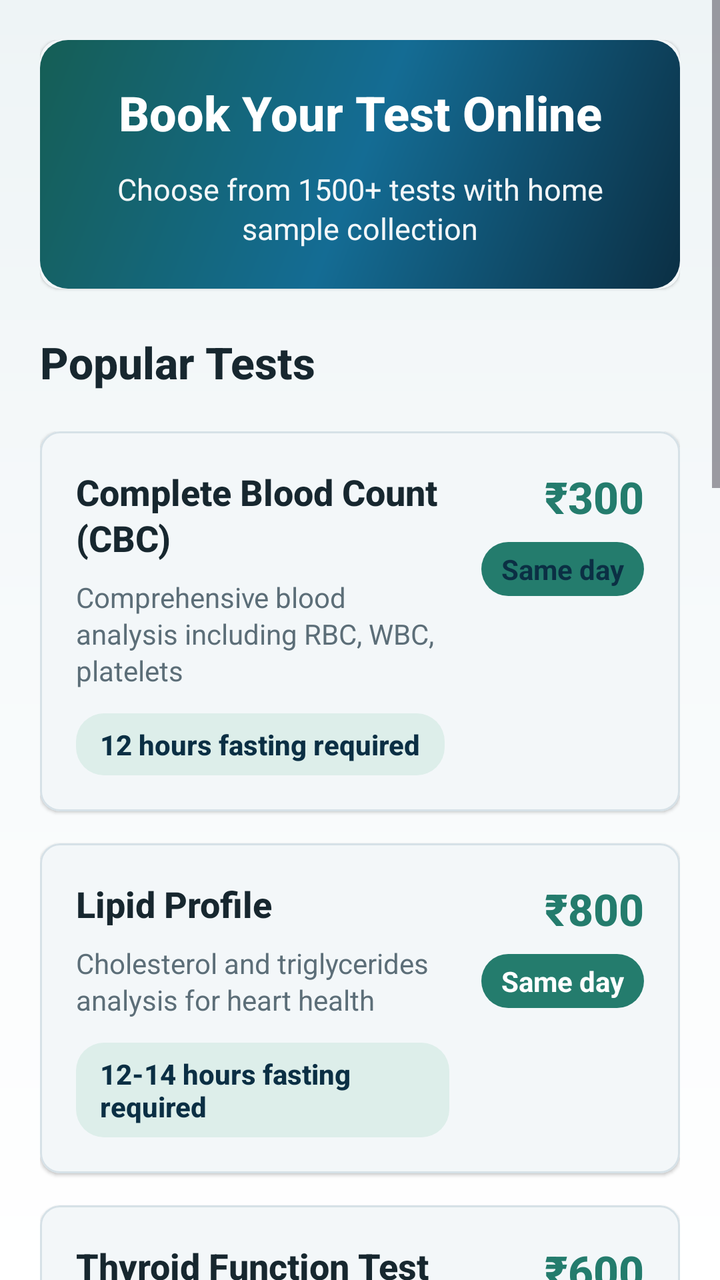
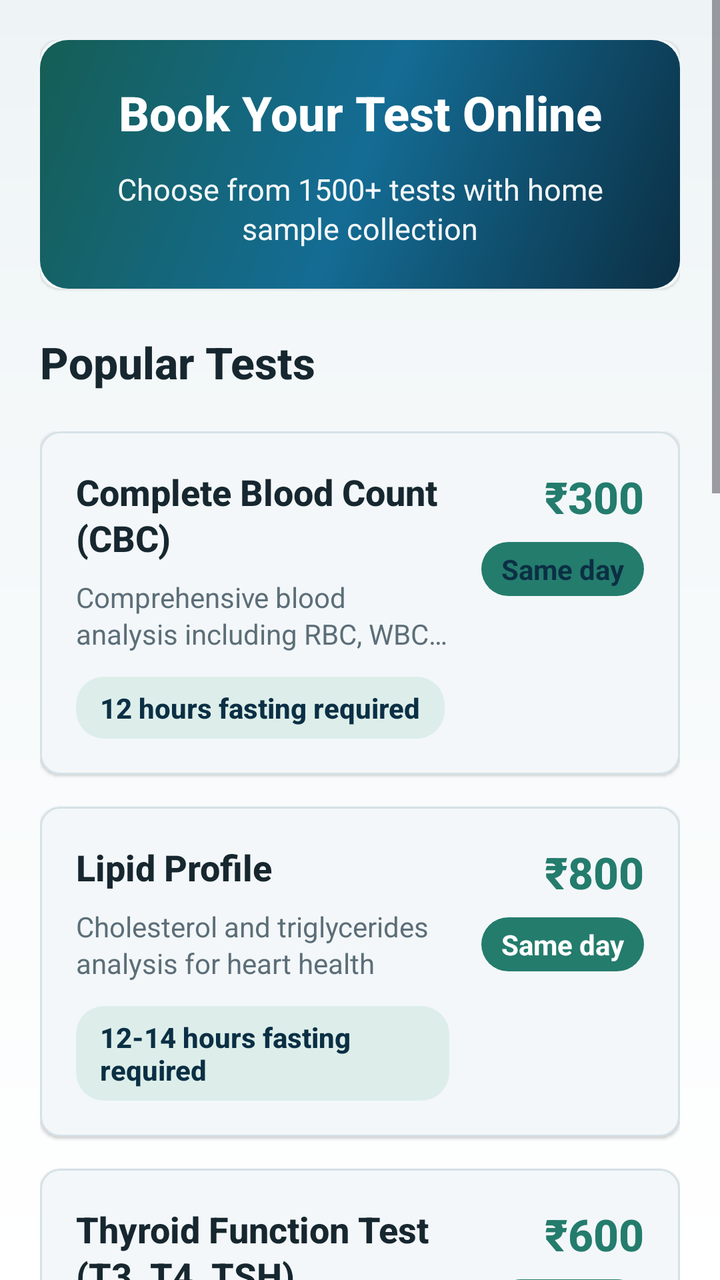

Screens rendered from an Android XML layout before and after an edit, with the pre-edit source and the edit as a unified diff.
<!-- AndroidManifest.xml: application theme Theme.AnubhavLifeCare -->
<!-- res/layout/fragment_gallery.xml -->
<?xml version="1.0" encoding="utf-8"?>
<ScrollView xmlns:android="http://schemas.android.com/apk/res/android"
    xmlns:app="http://schemas.android.com/apk/res-auto"
    xmlns:tools="http://schemas.android.com/tools"
    android:layout_width="match_parent"
    android:layout_height="match_parent"
    android:fillViewport="true"
    android:clipToPadding="false"
    android:background="@drawable/app_background"
    tools:context=".ui.gallery.GalleryFragment">

    <LinearLayout
        android:layout_width="match_parent"
        android:layout_height="wrap_content"
        android:orientation="vertical"
        android:paddingStart="20dp"
        android:paddingTop="20dp"
        android:paddingEnd="20dp"
        android:paddingBottom="112dp">

        
        <com.google.android.material.card.MaterialCardView
            android:layout_width="match_parent"
            android:layout_height="wrap_content"
            android:layout_marginBottom="22dp"
            app:cardCornerRadius="10dp"
            app:cardElevation="1dp"
            app:strokeWidth="0dp">

            <LinearLayout
                android:layout_width="match_parent"
                android:layout_height="wrap_content"
                android:background="@drawable/hero_health_gradient"
                android:orientation="vertical"
                android:padding="20dp">

                <TextView
                    android:layout_width="match_parent"
                    android:layout_height="wrap_content"
                    android:fontFamily="sans-serif-medium"
                    android:gravity="center"
                    android:text="Book Your Test Online"
                    android:textColor="@color/text_white"
                    android:textSize="24sp"
                    android:textStyle="bold"
                    android:lineSpacingExtra="4dp" />

                <TextView
                    android:layout_width="match_parent"
                    android:layout_height="wrap_content"
                    android:layout_marginTop="12dp"
                    android:fontFamily="sans-serif"
                    android:gravity="center"
                    android:text="Choose from 1500+ tests with home sample collection"
                    android:textColor="@color/text_white"
                    android:textSize="15sp"
                    android:alpha="0.95"
                    android:lineSpacingExtra="2dp" />

            </LinearLayout>

        </com.google.android.material.card.MaterialCardView>

        
        <TextView
            android:layout_width="match_parent"
            android:layout_height="wrap_content"
            android:layout_marginBottom="20dp"
            android:fontFamily="sans-serif-medium"
            android:text="Popular Tests"
            android:textColor="@color/text_primary"
            android:textSize="22sp"
            android:textStyle="bold" />

        <LinearLayout
            android:layout_width="match_parent"
            android:layout_height="wrap_content"
            android:layout_marginBottom="28dp"
            android:orientation="vertical">

            
            <com.google.android.material.card.MaterialCardView
                android:layout_width="match_parent"
                android:layout_height="wrap_content"
                android:layout_marginBottom="16dp"
                android:clickable="true"
                android:focusable="true"
                app:cardCornerRadius="10dp"
                app:cardElevation="1dp"
                app:strokeWidth="1dp"
                app:strokeColor="@color/stroke_soft">

                <LinearLayout
                    android:layout_width="match_parent"
                    android:layout_height="wrap_content"
                    android:orientation="horizontal"
                    android:padding="18dp">

                    <LinearLayout
                        android:layout_width="0dp"
                        android:layout_height="wrap_content"
                        android:layout_weight="1"
                        android:orientation="vertical">

                        <TextView
                            android:layout_width="match_parent"
                            android:layout_height="wrap_content"
                            android:fontFamily="sans-serif-medium"
                            android:text="Complete Blood Count (CBC)"
                            android:textColor="@color/text_primary"
                            android:textSize="18sp"
                            android:textStyle="bold"
                            android:lineSpacingExtra="2dp" />

                        <TextView
                            android:layout_width="match_parent"
                            android:layout_height="wrap_content"
                            android:layout_marginTop="8dp"
                            android:fontFamily="sans-serif"
                            android:text="Comprehensive blood analysis including RBC, WBC, platelets"
                            android:textColor="@color/text_secondary"
                            android:textSize="14sp"
                            android:lineSpacingExtra="2dp" />

                        <TextView
                            android:layout_width="wrap_content"
                            android:layout_height="wrap_content"
                            android:layout_marginTop="12dp"
                            android:background="@drawable/chip_accent_bg"
                            android:fontFamily="sans-serif-medium"
                            android:paddingHorizontal="12dp"
                            android:paddingVertical="6dp"
                            android:text="12 hours fasting required"
                            android:textColor="@color/brand_dark_blue"
                            android:textSize="14sp"
                            android:textStyle="bold" />

                    </LinearLayout>

                    <LinearLayout
                        android:layout_width="wrap_content"
                        android:layout_height="wrap_content"
                        android:gravity="center_vertical|end"
                        android:orientation="vertical"
                            android:layout_marginStart="16dp">

                        <TextView
                            android:layout_width="wrap_content"
                            android:layout_height="wrap_content"
                            android:fontFamily="sans-serif-medium"
                            android:text="₹300"
                            android:textColor="@color/medical_green"
                            android:textSize="22sp"
                            android:textStyle="bold" />

                        <TextView
                            android:layout_width="wrap_content"
                            android:layout_height="wrap_content"
                            android:layout_marginTop="8dp"
                            android:background="@drawable/chip_success_bg"
                            android:paddingHorizontal="10dp"
                            android:paddingVertical="4dp"
                            android:text="Same day"
                            android:textColor="@color/brand_dark_blue"
                            android:textSize="14sp"
                            android:textStyle="bold" />

                    </LinearLayout>

                </LinearLayout>

            </com.google.android.material.card.MaterialCardView>

            
            <com.google.android.material.card.MaterialCardView
                android:layout_width="match_parent"
                android:layout_height="wrap_content"
                android:layout_marginBottom="16dp"
                android:clickable="true"
                android:focusable="true"
                app:cardCornerRadius="10dp"
                app:cardElevation="1dp"
                app:strokeWidth="1dp"
                app:strokeColor="@color/stroke_soft">

                <LinearLayout
                    android:layout_width="match_parent"
                    android:layout_height="wrap_content"
                    android:orientation="horizontal"
                    android:padding="18dp">

                    <LinearLayout
                        android:layout_width="0dp"
                        android:layout_height="wrap_content"
                        android:layout_weight="1"
                        android:orientation="vertical">

                        <TextView
                            android:layout_width="match_parent"
                            android:layout_height="wrap_content"
                            android:fontFamily="sans-serif-medium"
                            android:text="Lipid Profile"
                            android:textColor="@color/text_primary"
                            android:textSize="18sp"
                            android:textStyle="bold"
                            android:lineSpacingExtra="2dp" />

                        <TextView
                            android:layout_width="match_parent"
                            android:layout_height="wrap_content"
                            android:layout_marginTop="8dp"
                            android:fontFamily="sans-serif"
                            android:text="Cholesterol and triglycerides analysis for heart health"
                            android:textColor="@color/text_secondary"
                            android:textSize="14sp"
                            android:lineSpacingExtra="2dp" />

                        <TextView
                            android:layout_width="wrap_content"
                            android:layout_height="wrap_content"
                            android:layout_marginTop="12dp"
                            android:background="@drawable/chip_accent_bg"
                            android:fontFamily="sans-serif-medium"
                            android:paddingHorizontal="12dp"
                            android:paddingVertical="6dp"
                            android:text="12-14 hours fasting required"
                            android:textColor="@color/brand_dark_blue"
                            android:textSize="14sp"
                            android:textStyle="bold" />

                    </LinearLayout>

                    <LinearLayout
                        android:layout_width="wrap_content"
                        android:layout_height="wrap_content"
                        android:gravity="center_vertical|end"
                        android:orientation="vertical"
                            android:layout_marginStart="16dp">

                        <TextView
                            android:layout_width="wrap_content"
                            android:layout_height="wrap_content"
                            android:fontFamily="sans-serif-medium"
                            android:text="₹800"
                            android:textColor="@color/medical_green"
                            android:textSize="22sp"
                            android:textStyle="bold" />

                        <TextView
                            android:layout_width="wrap_content"
                            android:layout_height="wrap_content"
                            android:layout_marginTop="8dp"
                            android:background="@drawable/chip_success_bg"
                            android:paddingHorizontal="10dp"
                            android:paddingVertical="4dp"
                            android:text="Same day"
                            android:textColor="@color/text_white"
                            android:textSize="14sp"
                            android:textStyle="bold" />

                    </LinearLayout>

                </LinearLayout>

            </com.google.android.material.card.MaterialCardView>

            
            <com.google.android.material.card.MaterialCardView
                android:layout_width="match_parent"
                android:layout_height="wrap_content"
                android:layout_marginBottom="16dp"
                android:clickable="true"
                android:focusable="true"
                app:cardCornerRadius="10dp"
                app:cardElevation="1dp"
                app:strokeWidth="1dp"
                app:strokeColor="@color/stroke_soft">

                <LinearLayout
                    android:layout_width="match_parent"
                    android:layout_height="wrap_content"
                    android:orientation="horizontal"
                    android:padding="18dp">

                    <LinearLayout
                        android:layout_width="0dp"
                        android:layout_height="wrap_content"
                        android:layout_weight="1"
                        android:orientation="vertical">

                        <TextView
                            android:layout_width="match_parent"
                            android:layout_height="wrap_content"
                            android:fontFamily="sans-serif-medium"
                            android:text="Thyroid Function Test (T3, T4, TSH)"
                            android:textColor="@color/text_primary"
                            android:textSize="18sp"
                            android:textStyle="bold"
                            android:lineSpacingExtra="2dp" />

                        <TextView
                            android:layout_width="match_parent"
                            android:layout_height="wrap_content"
                            android:layout_marginTop="8dp"
                            android:fontFamily="sans-serif"
                            android:text="Complete thyroid function assessment"
                            android:textColor="@color/text_secondary"
                            android:textSize="14sp"
                            android:lineSpacingExtra="2dp" />

                        <TextView
                            android:layout_width="wrap_content"
                            android:layout_height="wrap_content"
                            android:layout_marginTop="12dp"
                            android:background="@drawable/chip_success_bg"
                            android:fontFamily="sans-serif-medium"
                            android:paddingHorizontal="12dp"
                            android:paddingVertical="6dp"
                            android:text="No special preparation"
                            android:textColor="@color/text_white"
                            android:textSize="14sp"
                            android:textStyle="bold" />

                    </LinearLayout>

                    <LinearLayout
                        android:layout_width="wrap_content"
                        android:layout_height="wrap_content"
                        android:gravity="center_vertical|end"
                        android:orientation="vertical"
                            android:layout_marginStart="16dp">

                        <TextView
                            android:layout_width="wrap_content"
                            android:layout_height="wrap_content"
                            android:fontFamily="sans-serif-medium"
                            android:text="₹600"
                            android:textColor="@color/medical_green"
                            android:textSize="22sp"
                            android:textStyle="bold" />

                        <TextView
                            android:layout_width="wrap_content"
                            android:layout_height="wrap_content"
                            android:layout_marginTop="8dp"
                            android:background="@drawable/chip_success_bg"
                            android:paddingHorizontal="10dp"
                            android:paddingVertical="4dp"
                            android:text="Next day"
                            android:textColor="@color/text_white"
                            android:textSize="14sp"
                            android:textStyle="bold" />

                    </LinearLayout>

                </LinearLayout>

            </com.google.android.material.card.MaterialCardView>

        </LinearLayout>

        
        <TextView
            android:layout_width="match_parent"
            android:layout_height="wrap_content"
            android:layout_marginBottom="20dp"
            android:fontFamily="sans-serif-medium"
            android:text="Key Features"
            android:textColor="@color/text_primary"
            android:textSize="22sp"
            android:textStyle="bold" />

        <com.google.android.material.card.MaterialCardView
            android:layout_width="match_parent"
            android:layout_height="wrap_content"
            android:layout_marginBottom="28dp"
            app:cardCornerRadius="10dp"
            app:cardElevation="1dp"
            app:strokeWidth="1dp"
            app:strokeColor="@color/stroke_soft">

            <LinearLayout
                android:layout_width="match_parent"
                android:layout_height="wrap_content"
                android:orientation="vertical"
                android:padding="18dp">

                <TextView
                    android:id="@+id/text_gallery"
                    android:layout_width="match_parent"
                    android:layout_height="wrap_content"
                    android:fontFamily="sans-serif"
                    android:lineSpacingExtra="6dp"
                    android:text="• Home sample collection available\n• Same day reports for most tests\n• Secure online payments with Razorpay\n• Email notifications and WhatsApp support\n• Time slot booking with advance payment\n• 24/7 customer support available"
                    android:textColor="@color/text_primary"
                    android:textSize="15sp" />

            </LinearLayout>

        </com.google.android.material.card.MaterialCardView>

        
        <com.google.android.material.card.MaterialCardView
            android:layout_width="match_parent"
            android:layout_height="wrap_content"
            app:cardCornerRadius="10dp"
            app:cardElevation="1dp"
            app:strokeWidth="1dp"
            app:strokeColor="@color/stroke_soft">

            <LinearLayout
                android:layout_width="match_parent"
                android:layout_height="wrap_content"
                android:orientation="vertical"
                android:padding="18dp">

                <TextView
                    android:layout_width="match_parent"
                    android:layout_height="wrap_content"
                    android:layout_marginBottom="20dp"
                    android:fontFamily="sans-serif-medium"
                    android:gravity="center"
                    android:text="Need Help? Contact Us"
                    android:textColor="@color/medical_blue"
                    android:textSize="20sp"
                    android:textStyle="bold" />

                <LinearLayout
                    android:layout_width="match_parent"
                    android:layout_height="wrap_content"
                    android:layout_marginBottom="24dp"
                    android:gravity="center"
                    android:orientation="vertical">

                    <TextView
                        android:layout_width="wrap_content"
                        android:layout_height="wrap_content"
                        android:layout_marginBottom="12dp"
                        android:fontFamily="sans-serif-medium"
                        android:text="Call: +91-9230755875"
                        android:textColor="@color/text_primary"
                        android:textSize="16sp"
                        android:textStyle="bold" />

                    <TextView
                        android:layout_width="wrap_content"
                        android:layout_height="wrap_content"
                        android:fontFamily="sans-serif-medium"
                        android:text="WhatsApp: +91-9230755876"
                        android:textColor="@color/medical_green"
                        android:textSize="16sp"
                        android:textStyle="bold" />

                </LinearLayout>

                <com.google.android.material.button.MaterialButton
                    android:layout_width="match_parent"
                    android:layout_height="56dp"
                    android:backgroundTint="@color/medical_green"
                    android:fontFamily="sans-serif-medium"
                    android:text="Start Booking Process"
                    android:textColor="@color/text_white"
                    android:textSize="16sp"
                    android:textStyle="bold"
                    app:cornerRadius="10dp"
                    app:icon="@drawable/ic_medical_cross"
                    app:iconGravity="textStart"
                    app:iconPadding="16dp"
                    app:iconTint="@color/text_white" />

            </LinearLayout>

        </com.google.android.material.card.MaterialCardView>

        
        <com.google.android.material.card.MaterialCardView
            android:layout_width="match_parent"
            android:layout_height="wrap_content"
            android:layout_marginBottom="24dp"
app:cardElevation="1dp"
app:cardCornerRadius="10dp">

            <LinearLayout
                android:layout_width="match_parent"
                android:layout_height="wrap_content"
                android:orientation="vertical"
                android:padding="18dp">

                <TextView
                    android:layout_width="wrap_content"
                    android:layout_height="wrap_content"
                    android:text="Additional Services"
                    android:textSize="18sp"
                    android:textStyle="bold"
                    android:textColor="@color/text_primary"
                    android:layout_marginBottom="16dp" />

                <CheckBox
                    android:id="@+id/checkboxFreeHomeCollection"
                    android:layout_width="match_parent"
                    android:layout_height="wrap_content"
                    android:text="I need free home collection / আমার ফ্রি হোম কালেকশন লাগবে"
                    android:textSize="16sp"
                    android:textColor="@color/text_primary"
                    android:paddingStart="8dp"
                    android:paddingEnd="8dp"
                    android:paddingTop="12dp"
                    android:paddingBottom="12dp"
                    android:buttonTint="@color/medical_green"
                    android:layout_marginBottom="8dp" />

                <TextView
                    android:layout_width="wrap_content"
                    android:layout_height="wrap_content"
                    android:text="• Free home collection available for orders above ₹500\n• Collection time: 6 AM - 8 PM\n• Available in selected areas"
                    android:textSize="14sp"
                    android:textColor="@color/text_secondary"
                    android:lineSpacingExtra="4dp" />

            </LinearLayout>

        </com.google.android.material.card.MaterialCardView>

    </LinearLayout>

</ScrollView>
<!-- resources referenced by this layout -->
<resources>
  <color name="brand_dark_blue">#0B2F44</color>
  <color name="medical_blue">@color/brand_blue</color>
  <color name="medical_green">#247C6D</color>
  <color name="stroke_soft">#D6E1E7</color>
  <color name="text_primary">#17272F</color>
  <color name="text_secondary">#5C6E78</color>
  <color name="text_white">#FFFFFF</color>
  <!-- drawable app_background (drawable) -->
  <?xml version="1.0" encoding="utf-8"?>
  <shape xmlns:android="http://schemas.android.com/apk/res/android"
      android:shape="rectangle">
      <gradient
          android:angle="270"
          android:startColor="#EEF4F6"
          android:centerColor="#F7FAFB"
          android:endColor="#FFFFFF"
          android:type="linear" />
  </shape>
  <!-- drawable chip_accent_bg (drawable) -->
  <?xml version="1.0" encoding="utf-8"?>
  <shape xmlns:android="http://schemas.android.com/apk/res/android"
      android:shape="rectangle">
      <solid android:color="@color/secondary_light" />
      <corners android:radius="14dp" />
  </shape>
  <!-- drawable chip_success_bg (drawable) -->
  <?xml version="1.0" encoding="utf-8"?>
  <shape xmlns:android="http://schemas.android.com/apk/res/android"
      android:shape="rectangle">
      <solid android:color="@color/medical_green" />
      <corners android:radius="14dp" />
  </shape>
  <!-- drawable hero_health_gradient (drawable) -->
  <?xml version="1.0" encoding="utf-8"?>
  <shape xmlns:android="http://schemas.android.com/apk/res/android"
      android:shape="rectangle">
      <gradient
          android:angle="135"
          android:startColor="@color/brand_dark_blue"
          android:centerColor="@color/brand_blue"
          android:endColor="@color/secondary_dark"
          android:type="linear" />
      <corners android:radius="14dp" />
  </shape>
  <style name="Theme.AnubhavLifeCare" parent="Theme.AktivAdmin" />
  <color name="brand_blue">#146C94</color>
  <color name="secondary_light">#DDEEEA</color>
  <color name="secondary_dark">#155E55</color>
  <color name="clinic_primary">@color/brand_dark_blue</color>
  <color name="background_light">#F4F7F8</color>
  <color name="card_background">#FFFFFF</color>
  <color name="secondary">#247C6D</color>
  <style name="TextAppearance.AktivAdmin.Headline1" parent="TextAppearance.Material3.HeadlineLarge">
          <item name="android:textSize">32sp</item>
          <item name="android:textStyle">bold</item>
          <item name="android:textColor">@color/brand_dark_blue</item>
          <item name="fontFamily">sans-serif-medium</item>
      </style>
  <style name="TextAppearance.AktivAdmin.Headline6" parent="TextAppearance.Material3.HeadlineSmall">
          <item name="android:textSize">20sp</item>
          <item name="android:textStyle">bold</item>
          <item name="android:textColor">@color/brand_dark_blue</item>
          <item name="fontFamily">sans-serif-medium</item>
      </style>
  <style name="TextAppearance.AktivAdmin.Body1" parent="TextAppearance.Material3.BodyLarge">
          <item name="android:textSize">16sp</item>
          <item name="android:textColor">@color/text_secondary</item>
          <item name="fontFamily">sans-serif</item>
      </style>
  <style name="Widget.AktivAdmin.CardView" parent="Widget.Material3.CardView.Elevated">
          <item name="cardCornerRadius">14dp</item>
          <item name="cardElevation">3dp</item>
          <item name="cardBackgroundColor">@color/card_background</item>
          <item name="android:layout_margin">8dp</item>
      </style>
  <!-- drawable gradient_button (drawable) -->
  <?xml version="1.0" encoding="utf-8"?>
  <shape xmlns:android="http://schemas.android.com/apk/res/android"
      android:shape="rectangle">
      <gradient
          android:angle="90"
          android:startColor="@color/button_gradient_start"
          android:endColor="@color/button_gradient_end"
          android:type="linear" />
      <corners android:radius="8dp" />
  </shape>
  <color name="input_background">#F8FAFB</color>
  <color name="button_gradient_start">@color/brand_blue</color>
  <color name="button_gradient_end">#0E536C</color>
  <!-- unchanged entries left out for length: 4 -->
</resources>

<!-- the commit's change to res/layout/fragment_gallery.xml (unified diff, before → after) -->
@@ -43,6 +43,8 @@
                     android:textColor="@color/text_white"
                     android:textSize="24sp"
                     android:textStyle="bold"
+                    android:maxLines="2"
+                    android:ellipsize="end"
                     android:lineSpacingExtra="4dp" />
 
                 <TextView
@@ -55,6 +57,8 @@
                     android:textColor="@color/text_white"
                     android:textSize="15sp"
                     android:alpha="0.95"
+                    android:maxLines="2"
+                    android:ellipsize="end"
                     android:lineSpacingExtra="2dp" />
 
             </LinearLayout>
@@ -110,6 +114,8 @@
                             android:textColor="@color/text_primary"
                             android:textSize="18sp"
                             android:textStyle="bold"
+                            android:maxLines="2"
+                            android:ellipsize="end"
                             android:lineSpacingExtra="2dp" />
 
                         <TextView
@@ -120,6 +126,8 @@
                             android:text="Comprehensive blood analysis including RBC, WBC, platelets"
                             android:textColor="@color/text_secondary"
                             android:textSize="14sp"
+                            android:maxLines="2"
+                            android:ellipsize="end"
                             android:lineSpacingExtra="2dp" />
 
                         <TextView
@@ -203,6 +211,8 @@
                             android:textColor="@color/text_primary"
                             android:textSize="18sp"
                             android:textStyle="bold"
+                            android:maxLines="2"
+                            android:ellipsize="end"
                             android:lineSpacingExtra="2dp" />
 
                         <TextView
@@ -213,6 +223,8 @@
                             android:text="Cholesterol and triglycerides analysis for heart health"
                             android:textColor="@color/text_secondary"
                             android:textSize="14sp"
+                            android:maxLines="2"
+                            android:ellipsize="end"
                             android:lineSpacingExtra="2dp" />
 
                         <TextView
@@ -296,6 +308,8 @@
                             android:textColor="@color/text_primary"
                             android:textSize="18sp"
                             android:textStyle="bold"
+                            android:maxLines="2"
+                            android:ellipsize="end"
                             android:lineSpacingExtra="2dp" />
 
                         <TextView
@@ -306,6 +320,8 @@
                             android:text="Complete thyroid function assessment"
                             android:textColor="@color/text_secondary"
                             android:textSize="14sp"
+                            android:maxLines="2"
+                            android:ellipsize="end"
                             android:lineSpacingExtra="2dp" />
 
                         <TextView
@@ -423,7 +439,9 @@
                     android:text="Need Help? Contact Us"
                     android:textColor="@color/medical_blue"
                     android:textSize="20sp"
-                    android:textStyle="bold" />
+                    android:textStyle="bold"
+                    android:maxLines="1"
+                    android:ellipsize="end" />
 
                 <LinearLayout
                     android:layout_width="match_parent"
@@ -440,7 +458,9 @@
                         android:text="Call: +91-9230755875"
                         android:textColor="@color/text_primary"
                         android:textSize="16sp"
-                        android:textStyle="bold" />
+                        android:textStyle="bold"
+                        android:maxLines="1"
+                        android:ellipsize="end" />
 
                     <TextView
                         android:layout_width="wrap_content"
@@ -449,7 +469,9 @@
                         android:text="WhatsApp: +91-9230755876"
                         android:textColor="@color/medical_green"
                         android:textSize="16sp"
-                        android:textStyle="bold" />
+                        android:textStyle="bold"
+                        android:maxLines="1"
+                        android:ellipsize="end" />
 
                 </LinearLayout>
 
@@ -462,6 +484,8 @@
                     android:textColor="@color/text_white"
                     android:textSize="16sp"
                     android:textStyle="bold"
+                    android:maxLines="1"
+                    android:ellipsize="end"
                     app:cornerRadius="10dp"
                     app:icon="@drawable/ic_medical_cross"
                     app:iconGravity="textStart"
